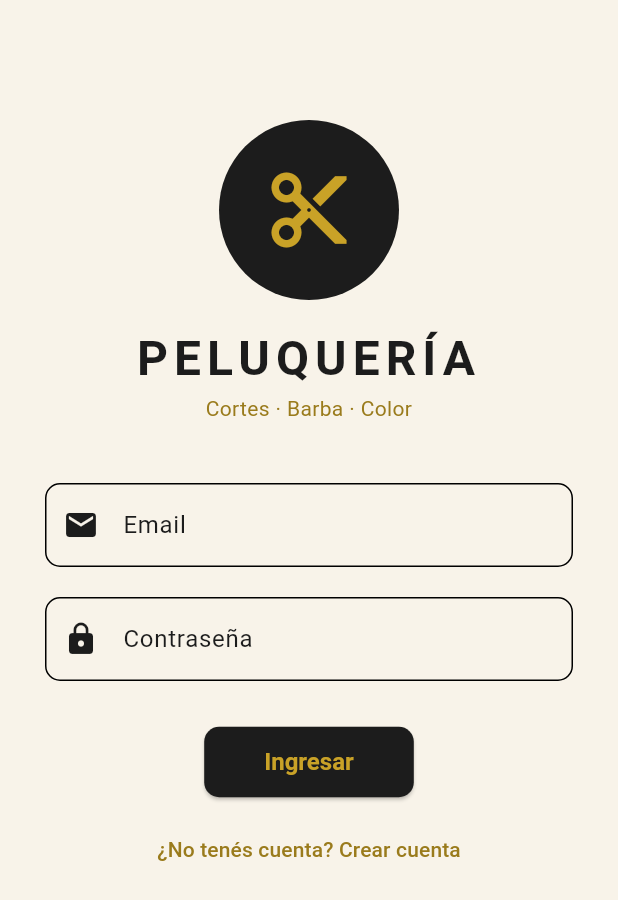
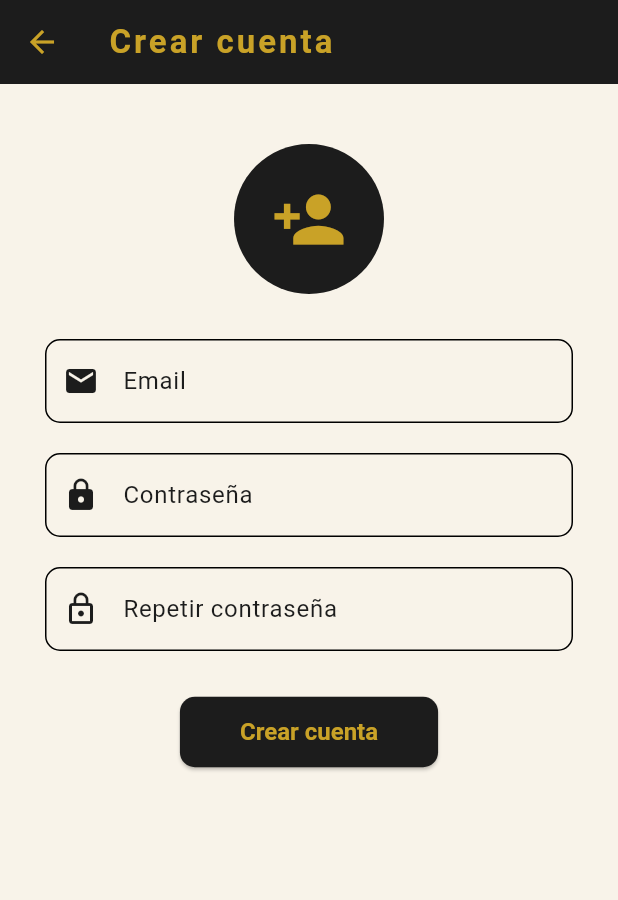
Before and after one commit to HuertaEnzoAriel/Turnos-Peluqueria, a Flutter app: the screen it shows after launch, after a tap on "¿No tenés cuenta? Crear cuenta", on a phone screen of 412 x 824 dp. Shown: the top 900 px of the screen. Run offline on Flutter 3.47's test engine with Material 3 defaults, Android fonts, the phone set to English and light mode, and no system bars; our stand-ins replace flutter_dotenv, flutter_svg, supabase_flutter; accounts and stored records are empty.

Commit message:
pantalla crear cliente

```diff
--- /dev/null
+++ b/lib/src/pages/crear_cuenta_page.dart
@@ -0,0 +1,134 @@
+import 'package:flutter/material.dart';
+
+import '../app_theme.dart';
+import '../services/supabase_services.dart';
+
+class CrearCuentaPage extends StatefulWidget {
+  const CrearCuentaPage({super.key});
+  @override
+  State<CrearCuentaPage> createState() => _CrearCuentaPageState();
+}
+
+class _CrearCuentaPageState extends State<CrearCuentaPage> {
+  String _email = '';
+  String _password = '';
+  String _repetir = '';
+
+  void _crear() async {
+    final email = _email.trim();
+    if (email.isEmpty || _password.isEmpty || _repetir.isEmpty) {
+      _alerta('Error', 'Completá todos los campos');
+      return;
+    }
+    if (!email.contains('@') || !email.contains('.')) {
+      _alerta('Error', 'El email no es válido');
+      return;
+    }
+    if (_password.length < 6) {
+      _alerta('Error', 'La contraseña debe tener al menos 6 caracteres');
+      return;
+    }
+    if (_password != _repetir) {
+      _alerta('Error', 'Las contraseñas no coinciden');
+      return;
+    }
+    try {
+      final error = await registrarse(email, _password);
+      if (!mounted) return;
+      if (error != null) {
+        _alerta('Error', error);
+        return;
+      }
+      // Si Supabase no pide confirmar el email, la cuenta ya queda logueada
+      if (supabase.auth.currentSession != null) {
+        Navigator.pushNamedAndRemoveUntil(
+          context,
+          'home',
+          (route) => false,
+          arguments: email,
+        );
+      } else {
+        await _alerta(
+          'Cuenta creada',
+          'Revisá tu email para confirmar la cuenta y después ingresá.',
+        );
+        if (!mounted) return;
+        Navigator.pop(context);
+      }
+    } catch (e) {
+      if (!mounted) return;
+      _alerta('Error', 'No se pudo conectar con el servidor:\n$e');
+    }
+  }
+
+  Future<void> _alerta(String titulo, String mensaje) {
+    return showDialog(
+      context: context,
+      builder: (context) {
+        return AlertDialog(
+          title: Text(titulo),
+          content: Text(mensaje),
+          actionsAlignment: MainAxisAlignment.center,
+          actions: [
+            TextButton(
+              onPressed: () => Navigator.of(context).pop(),
+              child: Text('Aceptar'),
+            ),
+          ],
+        );
+      },
+    );
+  }
+
+  InputDecoration _decoracion(String label, IconData icono) {
+    return InputDecoration(
+      border: OutlineInputBorder(borderRadius: BorderRadius.circular(10)),
+      labelText: label,
+      prefixIcon: Icon(icono),
+    );
+  }
+
+  @override
+  Widget build(BuildContext context) {
+    return Scaffold(
+      appBar: AppBar(title: Text('Crear cuenta')),
+      body: ListView(
+        padding: EdgeInsets.symmetric(horizontal: 30, vertical: 40),
+        children: [
+          Center(
+            child: CircleAvatar(
+              radius: 50,
+              backgroundColor: AppColores.negro,
+              child: Icon(Icons.person_add, size: 50, color: AppColores.dorado),
+            ),
+          ),
+          SizedBox(height: 30),
+          TextField(
+            keyboardType: TextInputType.emailAddress,
+            decoration: _decoracion('Email', Icons.email),
+            onChanged: (valor) => _email = valor,
+          ),
+          SizedBox(height: 20),
+          TextField(
+            obscureText: true,
+            decoration: _decoracion('Contraseña', Icons.lock),
+            onChanged: (valor) => _password = valor,
+          ),
+          SizedBox(height: 20),
+          TextField(
+            obscureText: true,
+            decoration: _decoracion('Repetir contraseña', Icons.lock_outline),
+            onChanged: (valor) => _repetir = valor,
+          ),
+          SizedBox(height: 30),
+          Center(
+            child: ElevatedButton(
+              onPressed: _crear,
+              child: Text('Crear cuenta'),
+            ),
+          ),
+        ],
+      ),
+    );
+  }
+}
--- a/lib/src/pages/routes/routes.dart
+++ b/lib/src/pages/routes/routes.dart
@@ -1,4 +1,5 @@
 import 'package:flutter/material.dart';
+import '../crear_cuenta_page.dart';
 import '../login_page.dart';
 import '../main_page.dart';
 import '../servicio_page.dart';
@@ -6,6 +7,7 @@ import '../servicio_page.dart';
 Map<String, WidgetBuilder> getAplicationRoutes() {
   return {
     '/': (context) => const LoginPage(),
+    'crear_cuenta': (context) => const CrearCuentaPage(),
     'home': (context) => const MainPage(),
     'servicio': (context) => const ServicioPage(),
   };
```
